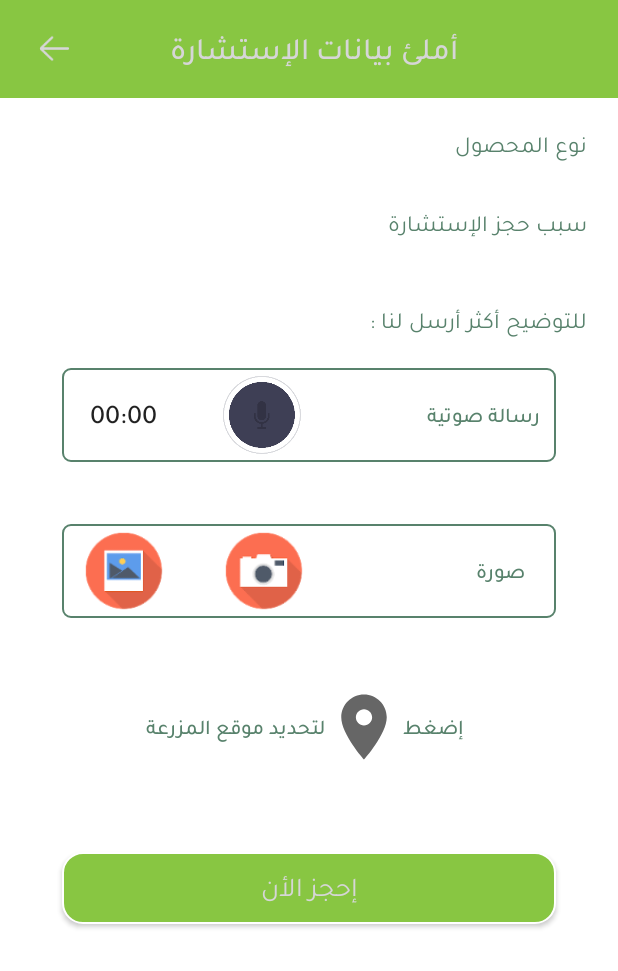
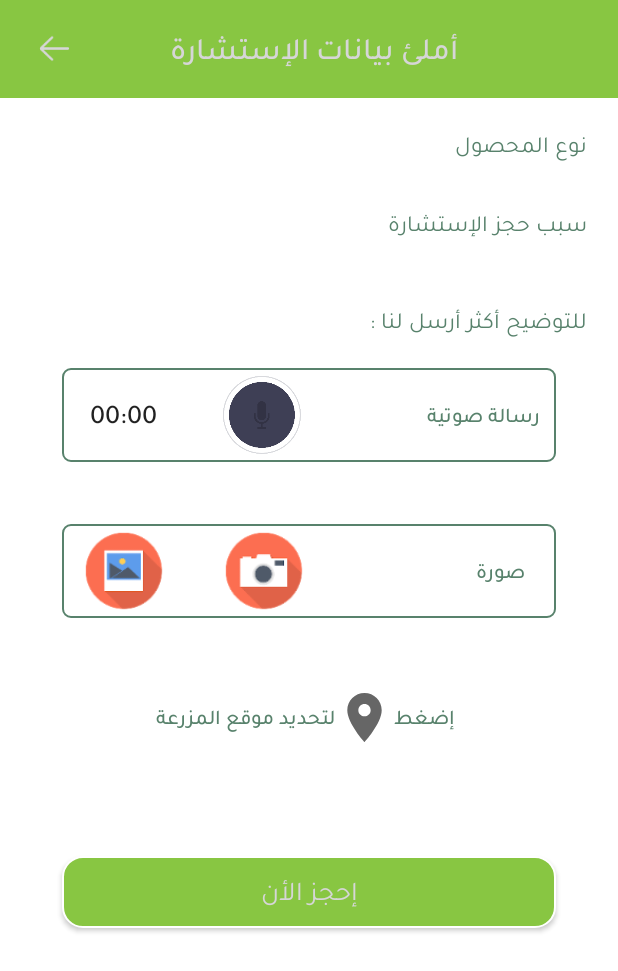
Before and after one commit to HadyAbdelhakem/Chattla_Project, an Android app: the layout layout_add_consult.xml on its own in the app's theme, with its tools: preview values and no code run, on a phone screen of 412 x 824 dp. Shown: the top 971 px of the screen. Run offline under Robolectric (Android 15) with nearby library versions, the phone set to English and light mode, and no system bars; plain views replace RoundedImageView.

Commit message:
Location & Payment Working Good

```diff
--- a/app/src/main/java/com/agri/chattla/ui/farmerMain/ConsultStatusViewModel.java
+++ b/app/src/main/java/com/agri/chattla/ui/farmerMain/ConsultStatusViewModel.java
@@ -44,11 +44,14 @@ public class ConsultStatusViewModel extends ViewModel {
 
             @Override
             public void onSuccess(String response) throws JSONException {
-                Log.e("response", response);
                 try {
                     JSONObject object = new JSONObject(response);
                     if (object.has("paymentStatus")){
+                        Log.e("response", response);
                         mutableLiveData.setValue(object.getString("paymentStatus"));
+
+                    }else{
+                        mutableLiveData.setValue("hasNoPaymentStatus");
                     }
 
                 } catch (JSONException e) {
--- a/app/src/main/res/layout/activity_payment.xml
+++ b/app/src/main/res/layout/activity_payment.xml
@@ -230,6 +230,7 @@
             android:layout_marginEnd="@dimen/_24sdp"
             android:layout_width="match_parent"
             android:gravity="center"
+            android:visibility="gone"
             android:layout_height="wrap_content"
             android:fontFamily="@font/tajawal_regular"
             android:text="برجاء كتابة البريد الالكترونى التالى فى خانة البريد الالكترونى بصفحة الدفع."
@@ -243,6 +244,7 @@
             android:layout_margin="@dimen/_16sdp"
             android:background="@drawable/background_white_with_border"
             android:text="pay@chattla.com"
+            android:visibility="gone"
             android:inputType="number"
             android:maxLines="1"
             android:textColor="@color/text_color"
--- a/app/src/main/res/layout/layout_add_consult.xml
+++ b/app/src/main/res/layout/layout_add_consult.xml
@@ -215,8 +215,8 @@
 
                 <ImageView
                     android:id="@+id/img_location"
-                    android:layout_width="@dimen/_40sdp"
-                    android:layout_height="@dimen/_40sdp"
+                    android:layout_width="@dimen/_30sdp"
+                    android:layout_height="@dimen/_30sdp"
                     android:adjustViewBounds="true"
                     android:src="@drawable/baseline_location_on_24" />
 
@@ -229,6 +229,34 @@
 
 
             </LinearLayout>
+
+            <LinearLayout
+                android:id="@+id/locationSelected"
+                android:layout_marginTop="@dimen/_20sdp"
+                android:layout_width="match_parent"
+                android:layout_height="wrap_content"
+                android:gravity="center"
+                android:visibility="gone"
+                android:orientation="horizontal">
+
+                <TextView
+                    android:layout_width="wrap_content"
+                    android:layout_height="wrap_content"
+                    android:gravity="center"
+                    android:layout_gravity="center"
+                    android:textColor="@color/colorPrimaryDark"
+                    android:textSize="@dimen/_12ssp"
+                    android:text="تم اضافة موقع مزرعتك"></TextView>
+
+                <ImageView
+                    android:layout_width="@dimen/_30sdp"
+                    android:layout_height="@dimen/_30sdp"
+                    android:adjustViewBounds="true"
+                    android:src="@drawable/ic_baseline_done_24" />
+
+            </LinearLayout>
+
+
 
             <LinearLayout
                 android:id="@+id/farm_Location_layout"
@@ -266,7 +294,7 @@
                 android:layout_width="match_parent"
                 android:layout_height="wrap_content"
                 android:layout_marginStart="@dimen/_16sdp"
-                android:layout_marginTop="@dimen/_24sdp"
+                android:layout_marginTop="@dimen/_36sdp"
                 android:layout_marginEnd="@dimen/_16sdp"
                 android:layout_marginBottom="@dimen/_8sdp"
                 android:background="@drawable/bk_button"
--- a/app/src/main/res/layout/terms_and_conditions.xml
+++ b/app/src/main/res/layout/terms_and_conditions.xml
@@ -107,7 +107,8 @@
                 android:layout_gravity="center"
                 android:layout_margin="@dimen/_6sdp"
                 android:fontFamily="@font/tajawal_bold"
-                android:text="تسعى شركه الشتلة للوساطه التجاريه لأن يكون محتوى الموقع دقيقا وموثوق، ، فإنها تقدمه لك كما هو متاح عندئذ. وتخلي الشركه مسئوليتها تجاهك أو تجاه أي طرف آخر عن أي خطأ أو حذف من أي نوع في المحتوى، وتنكر أية ضمانات و/أو شروط، صريحة أو ضمنية، فيما يتعلق بالمحتوى أو أي أمر مرتبط بالموقع، بما ذلك – كمثال لا للحصر – الضمانات الضمنية و/أو توافر شروط عدم الانتهاك، وصلاحية العرض في السوق، والملاءمة لغرض ما. إن الروابط المتاحة على التطبيق تسمح لك بالدخول إلى مواقع لا تدعمها شركه الشتلة ولا تتحكم فيها. توفر الشركه هذه الروابط لراحتك، وهي غير مسئولة عما تتضمنه هذه المواقع من محتوى أو أية تعاملات تجارية. تبذل شبكة بشاير الجهد المفترض للتأكد من دقة محتوى موقعها، لكنها لا تستطيع ضمان هذه الدقة، والشمول، وعدم الانتهاك، وصلاحية العرض في السوق، والملاءمة لغرض معين، فيما يخص أية معلومات أو تعاملات تجارية متاحة على هذه الروابط. إن المواقع التي قد تفضي إليها روابط على موقعنا لا تعني تمثيل شبكة بشاير ولا تأييدها لها. ومن ثم، فإنك المسئول عن التأكد من خلو أي موقع تختار دخوله من أي أشياء مدمرة من المحتمل وجودها كالفيروسات."
+                android:text="تسعى شركه الشتلة للوساطه التجاريه لأن يكون محتوى الموقع دقيقا وموثوق، ، فإنها تقدمه لك كما هو متاح عندئذ. وتخلي الشركه مسئوليتها تجاهك أو تجاه أي طرف آخر عن أي خطأ أو حذف من أي نوع في المحتوى، وتنكر أية ضمانات و/أو شروط، صريحة أو ضمنية، فيما يتعلق بالمحتوى أو أي أمر مرتبط بالموقع، بما ذلك – كمثال لا للحصر – الضمانات الضمنية و/أو توافر شروط عدم الانتهاك، وصلاحية العرض في السوق، والملاءمة لغرض ما. إن الروابط المتاحة على التطبيق تسمح لك بالدخول إلى مواقع لا تدعمها شركه الشتلة ولا تتحكم فيها. توفر الشركه هذه الروابط لراحتك، وهي غير مسئولة عما تتضمنه هذه المواقع من محتوى أو أية تعاملات تجارية. تبذل شبكة
+                 الجهد المفترض للتأكد من دقة محتوى موقعها، لكنها لا تستطيع ضمان هذه الدقة، والشمول، وعدم الانتهاك، وصلاحية العرض في السوق، والملاءمة لغرض معين، فيما يخص أية معلومات أو تعاملات تجارية متاحة على هذه الروابط. إن المواقع التي قد تفضي إليها روابط على موقعنا لا تعني تمثيل شبكة ولا تأييدها لها. ومن ثم، فإنك المسئول عن التأكد من خلو أي موقع تختار دخوله من أي أشياء مدمرة من المحتمل وجودها كالفيروسات."
                 android:textSize="@dimen/_10ssp" />
 
             <TextView
```
Also changed, not shown: app/build.gradle (+4 -4 lines), app/src/main/AndroidManifest.xml (+23 -20 lines), app/src/main/java/com/agri/chattla/ui/Payment/PaymentActivity.java (+4 -4 lines), app/src/main/java/com/agri/chattla/ui/addConsult/AddConsultActivity.java (+96 -21 lines), app/src/main/java/com/agri/chattla/ui/chat/ChatActivity.java (+6 -4 lines), app/src/main/java/com/agri/chattla/ui/farmerMain/FarmerMainActivity.java (+16 -8 lines), app/src/main/java/com/agri/chattla/ui/login/LoginActivity.java (+13 -7 lines), 2 other files.
